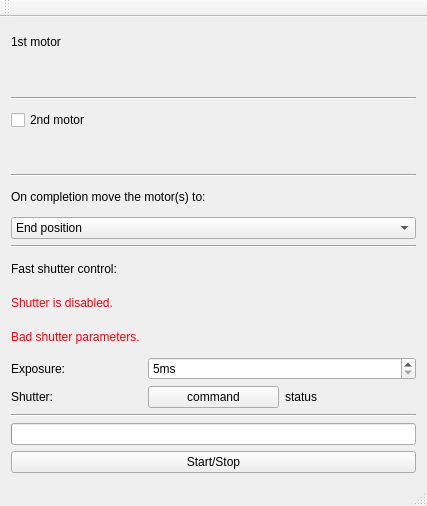
AustralianSynchrotron/mrtgui, file mrtwindow.ui: the form before one commit.
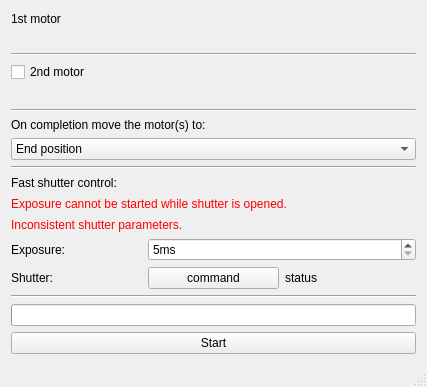
The form after the commit. Custom widgets are drawn as their Qt base class.

What changed in the file:
```diff
--- a/mrtwindow.ui
+++ b/mrtwindow.ui
@@ -7,7 +7,7 @@
     <x>0</x>
     <y>0</y>
     <width>427</width>
-    <height>506</height>
+    <height>387</height>
    </rect>
   </property>
   <property name="windowTitle">
@@ -104,7 +104,7 @@
        <string notr="true">color: rgb(255, 0, 0);</string>
       </property>
       <property name="text">
-       <string>Shutter is disabled.</string>
+       <string>Exposure cannot be started while shutter is opened.</string>
       </property>
      </widget>
     </item>
@@ -114,7 +114,7 @@
        <string notr="true">color: rgb(255, 0, 0);</string>
       </property>
       <property name="text">
-       <string>Bad shutter parameters.</string>
+       <string>Inconsistent shutter parameters.</string>
       </property>
      </widget>
     </item>
@@ -176,30 +176,12 @@
     <item>
      <widget class="QPushButton" name="start">
       <property name="text">
-       <string>Start/Stop</string>
+       <string>Start</string>
       </property>
      </widget>
     </item>
    </layout>
   </widget>
-  <widget class="QMenuBar" name="menuBar">
-   <property name="geometry">
-    <rect>
-     <x>0</x>
-     <y>0</y>
-     <width>427</width>
-     <height>26</height>
-    </rect>
-   </property>
-  </widget>
-  <widget class="QToolBar" name="mainToolBar">
-   <attribute name="toolBarArea">
-    <enum>TopToolBarArea</enum>
-   </attribute>
-   <attribute name="toolBarBreak">
-    <bool>false</bool>
-   </attribute>
-  </widget>
   <widget class="QStatusBar" name="statusBar"/>
  </widget>
  <layoutdefault spacing="6" margin="11"/>
```
